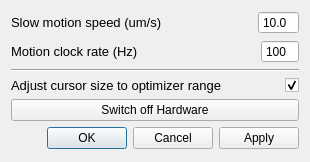
Old version of the form gui/snvm/ui_snvm_settings.ui in the repository pikestefan/qudi_slab.
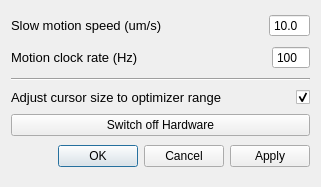
New version of the form.

```diff
--- a/gui/snvm/ui_snvm_settings.ui
+++ b/gui/snvm/ui_snvm_settings.ui
@@ -6,8 +6,8 @@
    <rect>
     <x>0</x>
     <y>0</y>
-    <width>310</width>
-    <height>162</height>
+    <width>321</width>
+    <height>187</height>
    </rect>
   </property>
   <property name="windowTitle">
```
Left out of the diff: 4 changed lines with no effect on the pictures.
